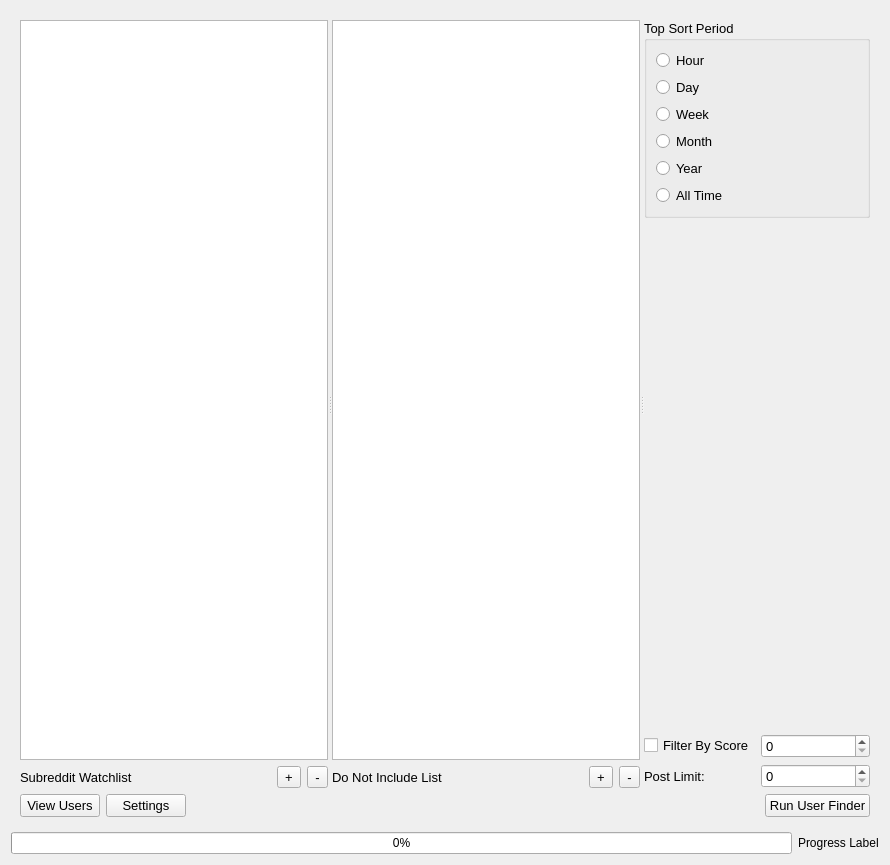
Qt form DownloaderForReddit/GUI_Resources/UserFinderGUI.ui (MalloyDelacroix/DownloaderForReddit) before a commit.
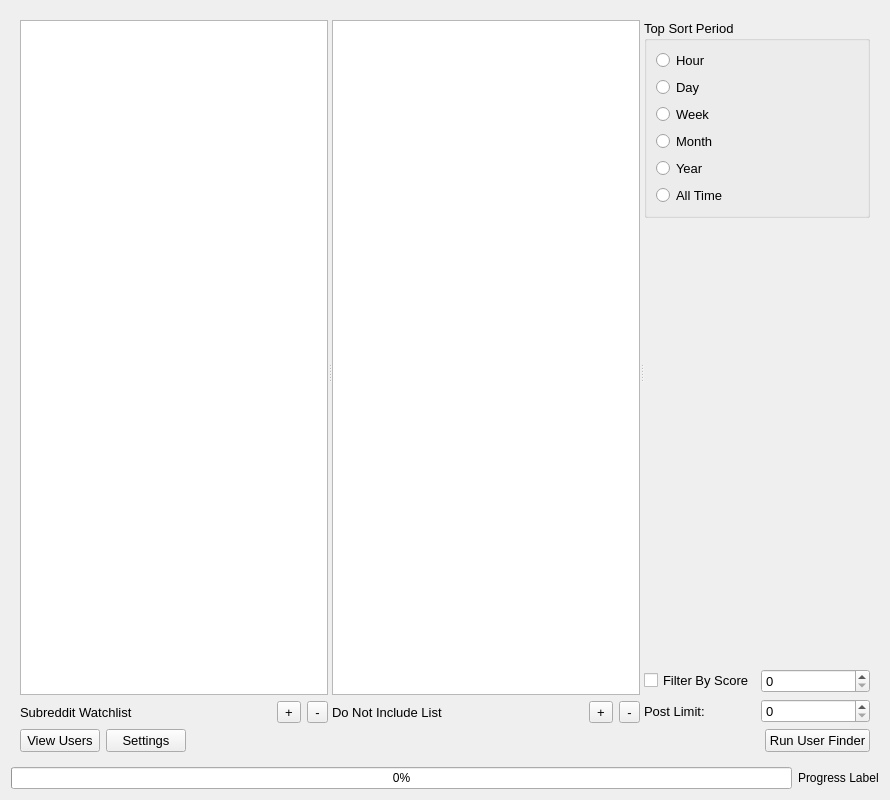
The same form after that commit. Icons and pictures are not drawn.

```diff
--- a/DownloaderForReddit/GUI_Resources/UserFinderGUI.ui
+++ b/DownloaderForReddit/GUI_Resources/UserFinderGUI.ui
@@ -7,7 +7,7 @@
     <x>0</x>
     <y>0</y>
     <width>890</width>
-    <height>865</height>
+    <height>800</height>
    </rect>
   </property>
   <property name="windowTitle">
```
Left out of the diff: 4 changed lines with no effect on the pictures.
